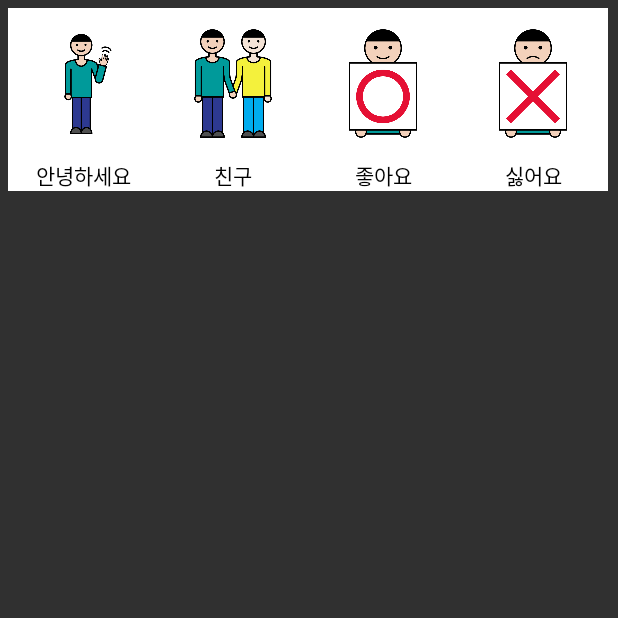
After one commit to team4242/ProjectAAC, an Android app: the fragment SymbolFragment shown on its own in the app's theme, on a phone screen of 412 x 824 dp, the top half of it. The commit adds this screen. Run offline under Robolectric (Android 15) with nearby library versions, the phone set to English and light mode, and no system bars.

Commit message:
symbolFragment 추가, DB 수정

```diff
--- a/app/build.gradle
+++ b/app/build.gradle
@@ -28,6 +28,7 @@ dependencies {
 
     implementation 'androidx.appcompat:appcompat:1.2.0'
     implementation 'androidx.constraintlayout:constraintlayout:2.0.4'
+    implementation 'androidx.legacy:legacy-support-v4:1.0.0'
     testImplementation 'junit:junit:4.12'
     androidTestImplementation 'androidx.test.ext:junit:1.1.2'
     androidTestImplementation 'androidx.test.espresso:espresso-core:3.3.0'
--- a/app/src/main/java/com/example/projectaac/DBManager.java
+++ b/app/src/main/java/com/example/projectaac/DBManager.java
@@ -10,7 +10,7 @@ import static java.sql.DriverManager.println;
 public class DBManager extends SQLiteOpenHelper {
     //데이터베이스
     private static final String DATABASE_NAME = "table.db";
-    private static final int DATABASE_VERSION = 2;
+    private static final int DATABASE_VERSION = 3;
 
 
     //테이블
@@ -23,7 +23,6 @@ public class DBManager extends SQLiteOpenHelper {
     public static final String COLUMN_ID = "id";
     public static final String COLUMN_NAME = "name";
     //테이블 개별
-    public static final String SYMBOL_ID = "symbolID";
     public static final String COLUMN_IMAGE_PATH = "image";
     public static final String COLUMN_COUNT = "count";
     public static final String COLUMN_LOCATION = "location";
@@ -33,7 +32,22 @@ public class DBManager extends SQLiteOpenHelper {
     public static final String DATABASE_CREATE_CP = "create table "
             + TABLE_NAME_CP + "("
             + COLUMN_ID + " integer primary key autoincrement,"
-            + SYMBOL_ID + " integer)";
+            + "symbol1 integer,"
+            + "symbol2 integer,"
+            + "symbol3 integer,"
+            + "symbol4 integer,"
+            + "symbol5 integer,"
+            + "symbol6 integer,"
+            + "symbol7 integer,"
+            + "symbol8 integer,"
+            + "symbol9 integer,"
+            + "symbol10 integer,"
+            + "symbol11 integer,"
+            + "symbol12 integer,"
+            + "symbol13 integer,"
+            + "symbol14 integer,"
+            + "symbol15 integer,"
+            + "symbol16 integer)";
     //SYMBOL 테이블
     public static final String DATABASE_CREATE_SYMBOL = "create table "
             + TABLE_NAME_SYMBOL + "("
@@ -57,7 +71,6 @@ public class DBManager extends SQLiteOpenHelper {
     public DBManager(Context context) {
         super(context, DATABASE_NAME, null, DATABASE_VERSION);
     }
-
     @Override
     public void onCreate(SQLiteDatabase db) {
         println("onCreate() called");
--- /dev/null
+++ b/app/src/main/java/com/example/projectaac/SymbolFragment.java
@@ -0,0 +1,28 @@
+package com.example.projectaac;
+
+import android.os.Bundle;
+
+import androidx.fragment.app.Fragment;
+
+import android.view.LayoutInflater;
+import android.view.View;
+import android.view.ViewGroup;
+
+
+/**
+ * A simple {@link Fragment} subclass.
+ */
+public class SymbolFragment extends Fragment {
+
+    public SymbolFragment() {
+        // Required empty public constructor
+    }
+
+
+    @Override
+    public View onCreateView(LayoutInflater inflater, ViewGroup container,
+                             Bundle savedInstanceState) {
+        // Inflate the layout for this fragment
+        return inflater.inflate(R.layout.fragment_symbol, container, false);
+    }
+}
--- a/app/src/main/res/layout/activity_communication_plate.xml
+++ b/app/src/main/res/layout/activity_communication_plate.xml
@@ -156,6 +156,7 @@
     </LinearLayout>
 
     <GridLayout
+
         android:layout_width="match_parent"
         android:layout_height="wrap_content"
         android:layout_margin="5dp"
--- /dev/null
+++ b/app/src/main/res/layout/fragment_symbol.xml
@@ -0,0 +1,132 @@
+<?xml version="1.0" encoding="utf-8"?>
+<FrameLayout xmlns:android="http://schemas.android.com/apk/res/android"
+    xmlns:tools="http://schemas.android.com/tools"
+    android:layout_width="match_parent"
+    android:layout_height="match_parent"
+    tools:context=".SymbolFragment">
+
+
+<ScrollView
+    android:layout_width="wrap_content"
+    android:layout_height="wrap_content">
+    <GridLayout
+        android:layout_width="match_parent"
+        android:layout_height="wrap_content"
+        android:layout_margin="5dp"
+        android:background="#FFFFFF"
+        android:columnCount="1"
+        android:orientation="horizontal"
+        tools:context=".MainFragment">
+
+        <LinearLayout
+            android:layout_width="match_parent"
+            android:layout_height="wrap_content"
+            android:orientation="horizontal">
+
+            <LinearLayout
+                android:id="@+id/layout_1"
+                android:layout_width="100dp"
+                android:layout_height="wrap_content"
+                android:layout_weight="1"
+                android:background="#FFFFFF"
+                android:orientation="vertical">
+
+                <ImageView
+                    android:id="@+id/image_1"
+                    android:layout_width="wrap_content"
+                    android:layout_height="90dp"
+                    android:layout_margin="5dp"
+                    android:background="#FFFFFF"
+                    android:src="@drawable/an_nyeong_ha_se_yo_002_" />
+
+                <TextView
+                    android:id="@+id/text1"
+                    android:layout_width="match_parent"
+                    android:layout_height="wrap_content"
+                    android:layout_gravity="center_horizontal"
+                    android:text="안녕하세요"
+                    android:textAlignment="center"
+                    android:textColor="#000000"></TextView>
+            </LinearLayout>
+
+            <LinearLayout
+                android:id="@+id/layout_2"
+                android:layout_width="100dp"
+                android:layout_height="wrap_content"
+                android:layout_weight="1"
+                android:orientation="vertical">
+
+                <ImageView
+                    android:id="@+id/image_2"
+                    android:layout_width="wrap_content"
+                    android:layout_height="90dp"
+                    android:layout_margin="5dp"
+                    android:background="#FFFFFF"
+                    android:src="@drawable/cin_gu_" />
+
+                <TextView
+                    android:id="@+id/text2"
+                    android:layout_width="match_parent"
+                    android:layout_height="wrap_content"
+                    android:text="친구"
+                    android:textAlignment="center"
+                    android:textColor="#000000"
+                    android:layout_gravity="center_horizontal"></TextView>
+            </LinearLayout>
+
+            <LinearLayout
+                android:id="@+id/layout_3"
+                android:layout_width="100dp"
+                android:layout_height="wrap_content"
+                android:layout_weight="1"
+                android:orientation="vertical">
+
+                <ImageView
+                    android:id="@+id/image_3"
+                    android:layout_width="wrap_content"
+                    android:layout_height="90dp"
+                    android:layout_margin="5dp"
+                    android:background="#FFFFFF"
+                    android:src="@drawable/joh_a_yo_002_" />
+
+                <TextView
+                    android:id="@+id/text3"
+                    android:layout_width="match_parent"
+                    android:layout_height="match_parent"
+                    android:text="좋아요"
+                    android:textAlignment="center"
+                    android:textColor="#000000"
+                    android:layout_gravity="center_horizontal"></TextView>
+            </LinearLayout>
+
+
+            <LinearLayout
+                android:id="@+id/layout_4"
+                android:layout_width="100dp"
+                android:layout_height="wrap_content"
+                android:layout_weight="1"
+                android:orientation="vertical">
+
+                <ImageView
+                    android:id="@+id/image_4"
+                    android:layout_width="wrap_content"
+                    android:layout_height="90dp"
+                    android:layout_margin="5dp"
+                    android:background="#FFFFFF"
+                    android:src="@drawable/silh_eo_yo_" />
+
+                <TextView
+                    android:id="@+id/text4"
+                    android:layout_width="match_parent"
+                    android:layout_height="match_parent"
+                    android:text="싫어요"
+                    android:textAlignment="center"
+                    android:textColor="#000000"
+                    android:layout_gravity="center_horizontal"></TextView>
+            </LinearLayout>
+        </LinearLayout>
+
+
+    </GridLayout>
+</ScrollView>
+</FrameLayout>
--- a/app/src/main/res/values/strings.xml
+++ b/app/src/main/res/values/strings.xml
@@ -1,3 +1,4 @@
 <resources>
     <string name="app_name">ProjectAAC</string>
+
 </resources>
```
